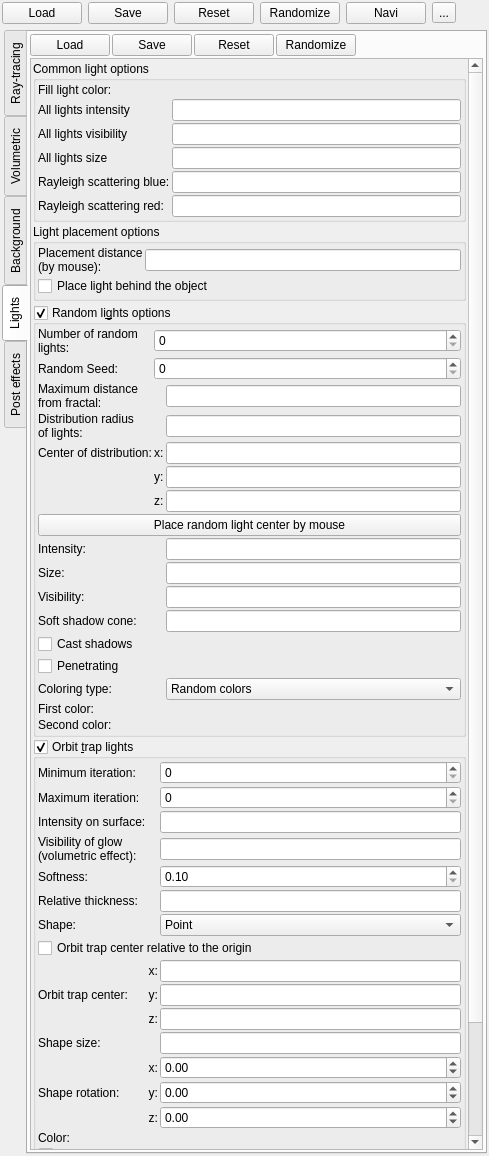
Above: mandelbulber2/qt/dock_effects.ui from buddhi1980/mandelbulber2 before the change. Below: the same form after it.
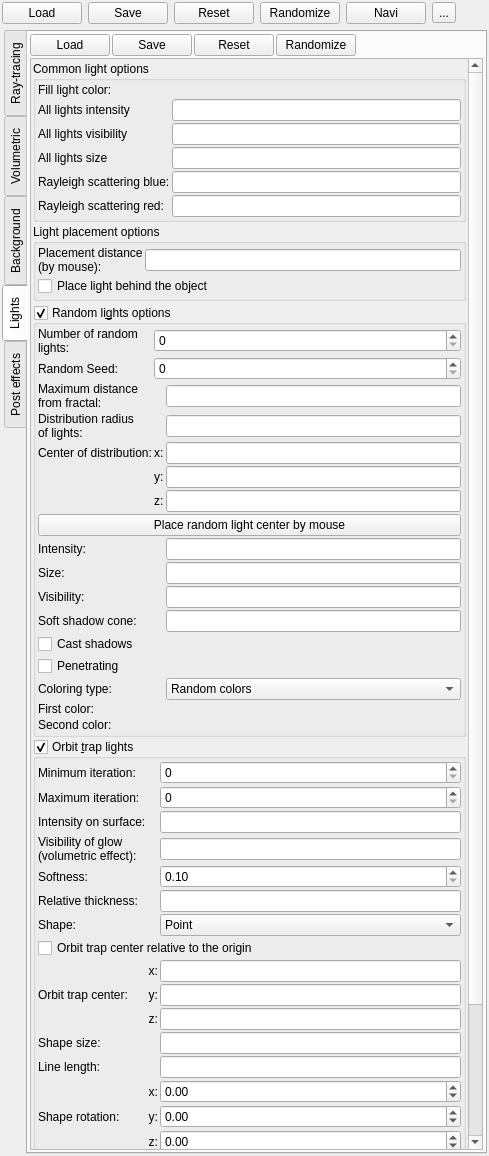
That is the form after the change. The open tabs and pages were chosen to show the change. Icons and pictures are not drawn. Custom widgets are drawn as their Qt base class.

Commit message:
feat: length for the line orbit trap of fake lights (#775)
New parameter fake_lights_orbit_trap_line_length (total length of the
line segment, centered on the orbit trap point). 0, the default, keeps
the current infinite line, so existing settings files render as before.
Implemented in the CPU and OpenCL engines; common_params_cl.hpp
regenerated with populate_opencl.py. Widget added in the orbit trap
lights group under the shape size.

The edit to the form file:
```diff
--- a/mandelbulber2/qt/dock_effects.ui
+++ b/mandelbulber2/qt/dock_effects.ui
@@ -4721,7 +4721,7 @@
                   </property>
                  </widget>
                 </item>
-                <item row="12" column="1">
+                <item row="13" column="1">
                  <widget class="QLabel" name="label_106">
                   <property name="sizePolicy">
                    <sizepolicy hsizetype="Maximum" vsizetype="Preferred">
@@ -4744,6 +4744,20 @@
                   </property>
                  </widget>
                 </item>
+                <item row="12" column="0">
+                 <widget class="QLabel" name="label_fake_lights_orbit_trap_line_length">
+                  <property name="text">
+                   <string>Line length:</string>
+                  </property>
+                 </widget>
+                </item>
+                <item row="12" column="2">
+                 <widget class="MyLineEdit" name="logedit_fake_lights_orbit_trap_line_length">
+                  <property name="toolTip">
+                   <string>&lt;html&gt;&lt;head/&gt;&lt;body&gt;&lt;p&gt;Total length of the &lt;i&gt;Line&lt;/i&gt; orbit trap shape, centered on the Orbit trap center and oriented by Orbit rotation. Past the ends of the segment the distance is measured to the nearest end point.&lt;/p&gt;&lt;p&gt;0 means an infinite line (default). Used only by the &lt;i&gt;Line&lt;/i&gt; shape.&lt;/p&gt;&lt;/body&gt;&lt;/html&gt;</string>
+                  </property>
+                 </widget>
+                </item>
                 <item row="5" column="2">
                  <widget class="MyLineEdit" name="logedit_fake_lights_thickness">
                   <property name="toolTip">
@@ -4805,7 +4819,7 @@
                   </property>
                  </widget>
                 </item>
-                <item row="14" column="1">
+                <item row="15" column="1">
                  <widget class="QLabel" name="label_108">
                   <property name="sizePolicy">
                    <sizepolicy hsizetype="Maximum" vsizetype="Preferred">
@@ -4844,7 +4858,7 @@
                   </property>
                  </widget>
                 </item>
-                <item row="15" column="2">
+                <item row="16" column="2">
                  <widget class="MyColorButton" name="colorButton_fake_lights_color" native="true">
                   <property name="toolTip">
                    <string>&lt;html&gt;&lt;head/&gt;&lt;body&gt;&lt;p&gt;Color of light source&lt;/p&gt;&lt;/body&gt;&lt;/html&gt;</string>
@@ -4870,7 +4884,7 @@
                   </property>
                  </widget>
                 </item>
-                <item row="14" column="2">
+                <item row="15" column="2">
                  <widget class="MyDoubleSpinBox" name="spinboxd3_fake_lights_orbit_rotation_z">
                   <property name="sizePolicy">
                    <sizepolicy hsizetype="Minimum" vsizetype="Maximum">
@@ -4901,7 +4915,7 @@
                   </property>
                  </widget>
                 </item>
-                <item row="12" column="2">
+                <item row="13" column="2">
                  <widget class="MyDoubleSpinBox" name="spinboxd3_fake_lights_orbit_rotation_x">
                   <property name="sizePolicy">
                    <sizepolicy hsizetype="Minimum" vsizetype="Maximum">
@@ -4955,14 +4969,14 @@
                   </property>
                  </widget>
                 </item>
-                <item row="12" column="0" rowspan="3">
+                <item row="13" column="0" rowspan="3">
                  <widget class="QLabel" name="label_102">
                   <property name="text">
                    <string>Shape rotation:</string>
                   </property>
                  </widget>
                 </item>
-                <item row="13" column="1">
+                <item row="14" column="1">
                  <widget class="QLabel" name="label_107">
                   <property name="sizePolicy">
                    <sizepolicy hsizetype="Maximum" vsizetype="Preferred">
@@ -4985,14 +4999,14 @@
                   </property>
                  </widget>
                 </item>
-                <item row="15" column="0">
+                <item row="16" column="0">
                  <widget class="QLabel" name="label_45">
                   <property name="text">
                    <string>Color:</string>
                   </property>
                  </widget>
                 </item>
-                <item row="13" column="2">
+                <item row="14" column="2">
                  <widget class="MyDoubleSpinBox" name="spinboxd3_fake_lights_orbit_rotation_y">
                   <property name="sizePolicy">
                    <sizepolicy hsizetype="Minimum" vsizetype="Maximum">
@@ -5023,7 +5037,7 @@
                   </property>
                  </widget>
                 </item>
-                <item row="16" column="0" colspan="3">
+                <item row="17" column="0" colspan="3">
                  <widget class="MyGroupBox" name="groupCheck_fake_lights_color_2_enabled">
                   <property name="toolTip">
                    <string>&lt;p&gt;Adds a second set of orbit trap lights. When enabled, color 1 is used only for the first captured iteration and color 2 for the second and further iterations.&lt;/p&gt;</string>
```
Left out of the diff: 2 changed lines with no effect on the pictures. The commit also changes 6 other files.
